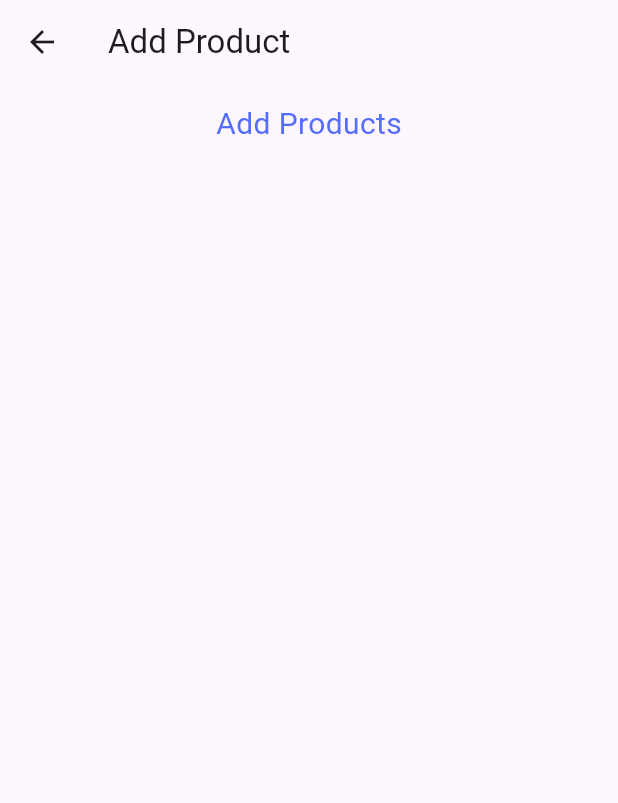
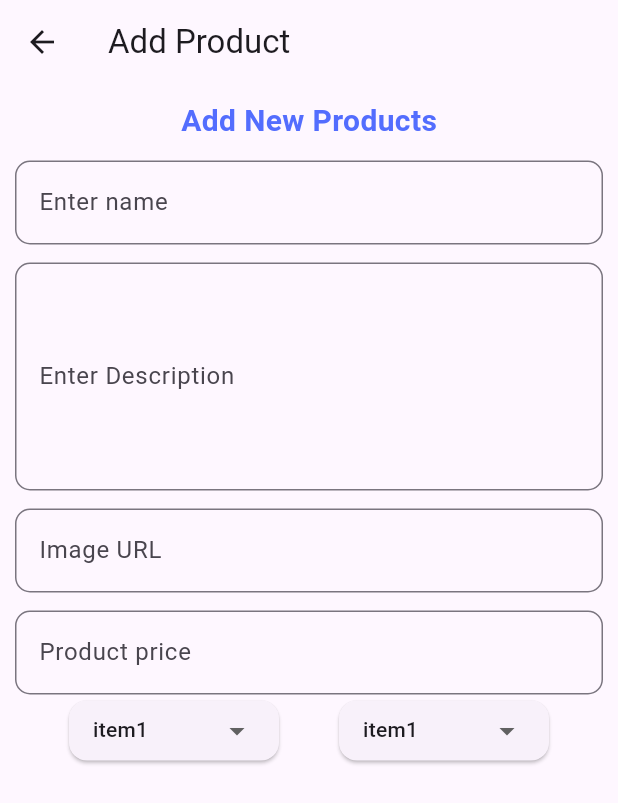
Before and after one commit to LivingstonTardzenyuy/Flutter-Projects, a Flutter app: the AddProduct screen opened directly, on a phone screen of 412 x 824 dp. Shown: the top 803 px of the screen. Run offline on Flutter 3.47's test engine with Material 3 defaults, Android fonts, the phone set to English and light mode, and no system bars; drawn by our look-alikes of dropdown_button2; our stand-ins replace firebase_auth, firebase_core, font_awesome_flutter, get, google_fonts, google_sign_in; accounts and stored records are empty.

Commit message:
created a custom widget for dropdown

```diff
--- a/ecommerce/lib/Pages/add_product.dart
+++ b/ecommerce/lib/Pages/add_product.dart
@@ -1,7 +1,31 @@
+import 'package:dropdown_button2/dropdown_button2.dart';
 import 'package:flutter/material.dart';
 
+import '../widgets/dropdown_button.dart';
+
 class AddProduct extends StatelessWidget {
-  const AddProduct({super.key});
+  // const AddProduct({super.key});
+ Widget addTextField(String label, String hintText, {int? maxline}){
+    return TextField(
+      decoration: InputDecoration(
+          border: OutlineInputBorder(
+            borderRadius: BorderRadius.circular(10),
+          ),
+          label: Text(label),
+          hintText: hintText
+      ),
+      maxLines: maxline,
+    );
+  }
+
+  final List<String> items = [
+    'Item1',
+    'Item2',
+    'Item3',
+    'Item4',
+  ];
+
+  String? selectedValue;
 
   @override
   Widget build(BuildContext context) {
@@ -9,19 +33,32 @@ class AddProduct extends StatelessWidget {
       appBar: AppBar(
         title: Text('Add Product'),
       ),
-      body: Padding(
-        padding: const EdgeInsets.all(12.0),
-        child: SingleChildScrollView(
+      body: SingleChildScrollView(
         child: Container(
+          margin: EdgeInsets.all(10),
           width: double.maxFinite,
           child: Column(
             crossAxisAlignment: CrossAxisAlignment.center,
 
             children: [
-                Text('Add Products', style: TextStyle(fontSize: 20,color: Colors.indigoAccent), ),
+              Text('Add New Products', style: TextStyle(fontSize: 20,color: Colors.indigoAccent, fontWeight: FontWeight.bold), ),
+              SizedBox(height: 12,),
+              addTextField('Enter name', 'Enter your product name'),
+              SizedBox(height: 12,),
+              addTextField('Enter Description', 'Enter product Description', maxline: 5),
+              SizedBox(height: 12,),
+              addTextField('Image URL', 'Enter your image url'),
+              SizedBox(height: 12,),
+              addTextField('Product price', 'Enter your product price'),
 
+              Row(
+                mainAxisAlignment: MainAxisAlignment.spaceEvenly,
+                children: [
+                  DropDownButton(),
+                  DropDownButton(),
                 ],
               ),
+            ],
           ),
         ),
       )
--- /dev/null
+++ b/ecommerce/lib/widgets/dropdown_button.dart
@@ -0,0 +1,49 @@
+import 'package:dropdown_button2/dropdown_button2.dart';
+import 'package:flutter/material.dart'
+;
+class DropDownButton extends StatelessWidget {
+  const DropDownButton({super.key});
+
+  @override
+  Widget build(BuildContext context) {
+    return Card(
+      child: Center(
+        child: DropdownButtonHideUnderline(
+          child: DropdownButton2<String>(
+            isExpanded: true,
+            hint: Text(
+              'Select Item',
+              style: TextStyle(
+                fontSize: 14,
+                color: Theme.of(context).hintColor,
+              ),
+            ),
+            items: ['item1', 'item2', 'item3', 'item4']
+                .map((String item) => DropdownMenuItem<String>(
+              value: item,
+              child: Text(
+                item,
+                style: const TextStyle(
+                  fontSize: 14,
+                ),
+              ),
+            ))
+                .toList(),
+            value: 'item1',
+            onChanged: (String? value) {
+
+            },
+            buttonStyleData: const ButtonStyleData(
+              padding: EdgeInsets.symmetric(horizontal: 16),
+              height: 40,
+              width: 140,
+            ),
+            menuItemStyleData: const MenuItemStyleData(
+              height: 40,
+            ),
+          ),
+        ),
+      ),
+    );
+  }
+}
--- a/ecommerce/pubspec.yaml
+++ b/ecommerce/pubspec.yaml
@@ -38,6 +38,7 @@ dependencies:
   firebase_core: ^2.24.2
   provider: ^6.1.1
   get: ^4.6.6
+  dropdown_button2: ^2.3.9
 
 dev_dependencies:
   flutter_test:
```
Also changed, not shown: ecommerce/pubspec.lock. Lines whose indentation alone changed are shown as unchanged.
